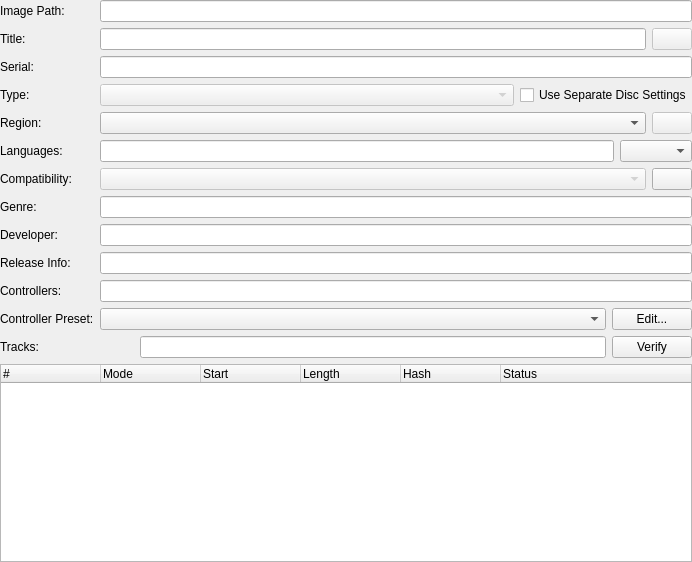
Qt form src/duckstation-qt/gamesummarywidget.ui (stenzek/duckstation) before a commit.
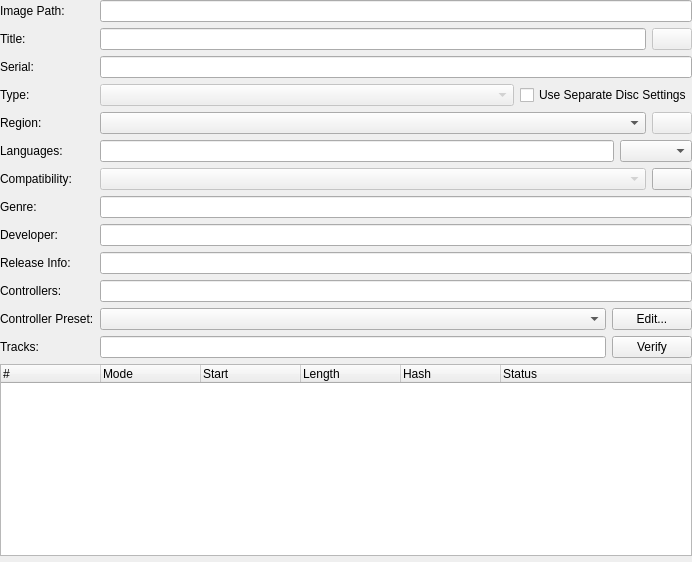
The same form after that commit. Icons and pictures are not drawn.

Patch:
```diff
--- a/src/duckstation-qt/gamesummarywidget.ui
+++ b/src/duckstation-qt/gamesummarywidget.ui
@@ -259,20 +259,7 @@
     </widget>
    </item>
    <item row="12" column="1" colspan="2">
-    <layout class="QHBoxLayout" name="verifyLayout" stretch="0,1,0">
-     <item>
-      <spacer name="verifySpacer">
-       <property name="orientation">
-        <enum>Qt::Orientation::Horizontal</enum>
-       </property>
-       <property name="sizeHint" stdset="0">
-        <size>
-         <width>40</width>
-         <height>20</height>
-        </size>
-       </property>
-      </spacer>
-     </item>
+    <layout class="QHBoxLayout" name="verifyLayout" stretch="1,0">
      <item>
       <widget class="QLineEdit" name="revision">
        <property name="minimumSize">
@@ -341,6 +328,19 @@
      </column>
     </widget>
    </item>
+   <item row="14" column="0" colspan="3">
+    <spacer name="verticalSpacer">
+     <property name="orientation">
+      <enum>Qt::Orientation::Vertical</enum>
+     </property>
+     <property name="sizeHint" stdset="0">
+      <size>
+       <width>0</width>
+       <height>0</height>
+      </size>
+     </property>
+    </spacer>
+   </item>
   </layout>
  </widget>
  <resources/>
```
